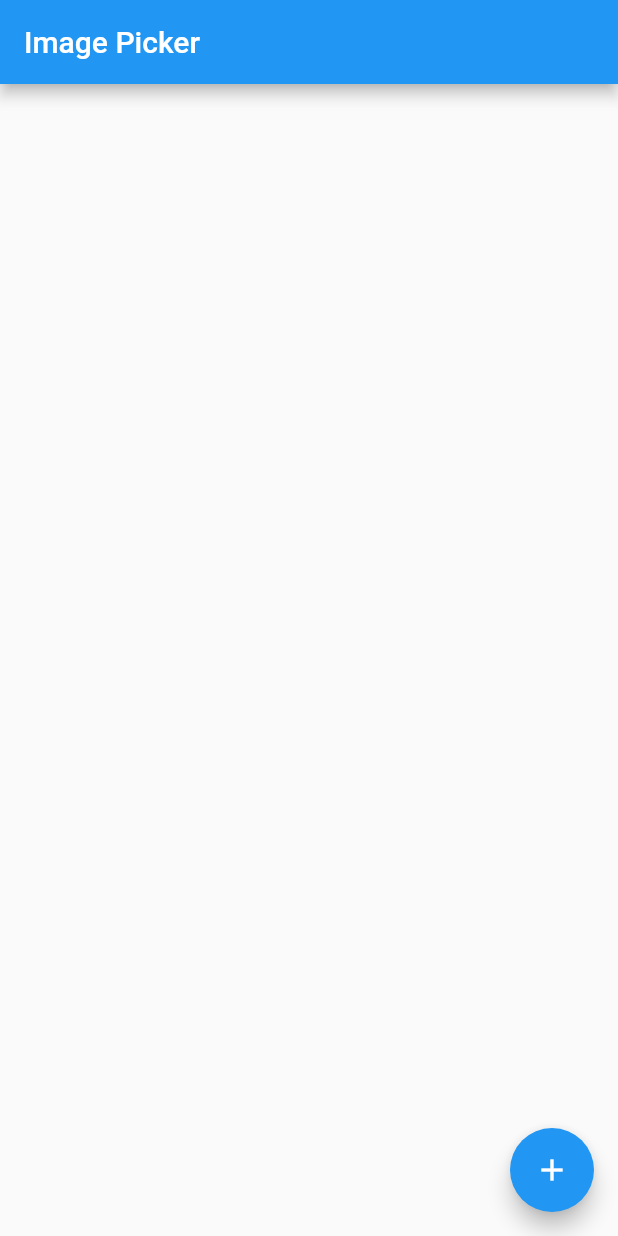
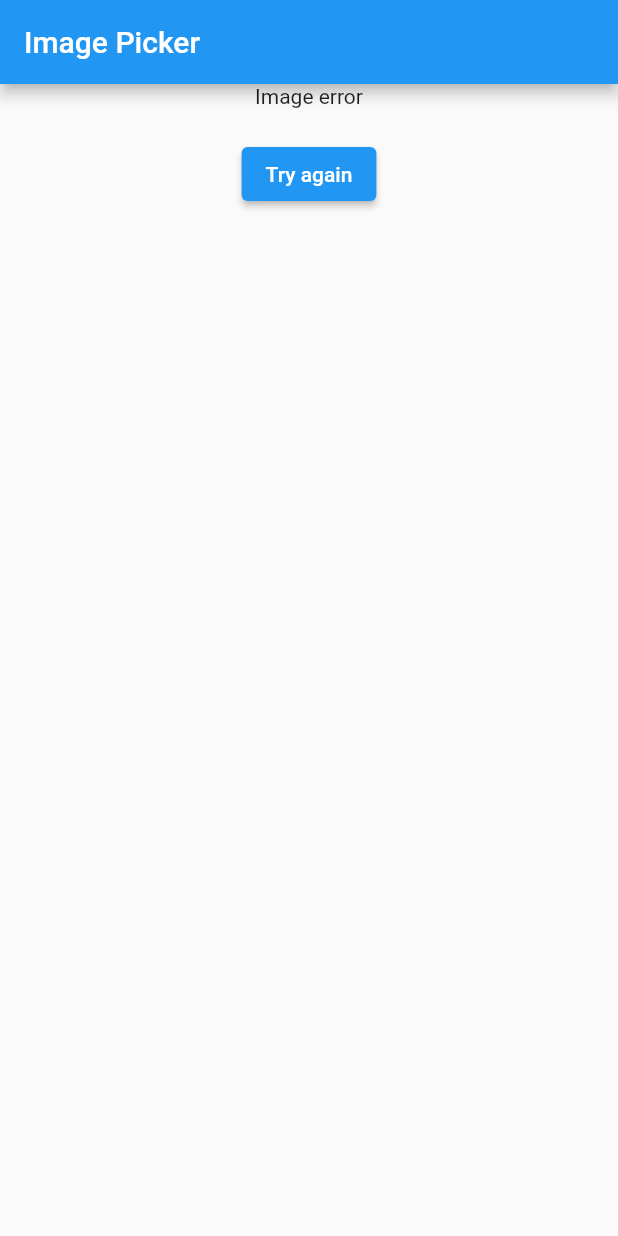
Before and after one commit to medhaviSharma11apr/cubitimagepicker, a Flutter app: the screen it shows after launch, after a tap on "Pick Image", on a phone screen of 412 x 824 dp. Run offline on Flutter 3.47's test engine with Material 2 defaults, Android fonts, the light colour scheme and no system bars; our stand-ins replace bloc, flutter_bloc, image_picker.

Commit message:
image picker

```diff
--- a/lib/cubit/image_cubit.dart
+++ b/lib/cubit/image_cubit.dart
@@ -1,3 +1,5 @@
+import 'dart:typed_data';
+
 import 'package:bloc/bloc.dart';
 import 'package:image_picker/image_picker.dart';
 import 'package:meta/meta.dart';
@@ -7,19 +9,61 @@ part 'image_state.dart';
 class ImageCubit extends Cubit<ImageState> {
   ImageCubit() : super(ImageInitialState());
 
-  final ImagePicker _imagepicker = ImagePicker();
+  final ImagePicker _imagePicker = ImagePicker();
 
   Future<void> pickImage() async {
     try {
-      final pickedImage = await _imagepicker.pickImage(source: ImageSource.gallery,);
+      final pickedImage =
+          await _imagePicker.pickImage(source: ImageSource.gallery);
+
       if (pickedImage != null) {
-        emit(ImageLoadedState(pickedImage.path));
+        final bytes = await pickedImage.readAsBytes(); // works on all platforms
+        emit(ImageLoadedState(imageBytes: bytes));
       } else {
         emit(ImageErrorState('No image selected'));
       }
-
     } catch (e) {
-      emit(ImageErrorState(e.toString()));
+      emit(ImageErrorState('Error picking image: $e'));
     }
   }
+
+  void reset() {
+    emit(ImageInitialState());
+  }
 }
+
+
+
+
+// import 'dart:typed_data';
+
+// import 'package:bloc/bloc.dart';
+// import 'package:image_picker/image_picker.dart';
+// import 'package:meta/meta.dart';
+
+// part 'image_state.dart';
+
+// class ImageCubit extends Cubit<ImageState> {
+//   ImageCubit() : super(ImageInitialState());
+
+//   final ImagePicker _imagepicker = ImagePicker();
+
+//   Future<void> pickImage() async {
+//     try {
+//       final pickedImage = await _imagepicker.pickImage(
+//         source: ImageSource.gallery,
+//       );
+//       if (pickedImage != null) {
+//         emit(ImageLoadedState(pickedImage));
+//       } else {
+//         emit(ImageErrorState('No image selected'));
+//       }
+//     } catch (e) {
+//       emit(ImageErrorState(e.toString()));
+//     }
+//   }
+
+//   void reset() {
+//     emit(ImageInitialState());
+//   }
+// }
--- a/lib/cubit/image_state.dart
+++ b/lib/cubit/image_state.dart
@@ -1,19 +1,41 @@
+
 part of 'image_cubit.dart';
 
 @immutable
-class ImageState {}
+abstract class ImageState {}
 
- class ImageInitialState extends ImageState {}
+class ImageInitialState extends ImageState {}
 
 class ImageLoadedState extends ImageState {
-  final String imagePath;
+  final Uint8List imageBytes;
 
-  ImageLoadedState(this.imagePath);
-
+  ImageLoadedState({required this.imageBytes});
 }
 
 class ImageErrorState extends ImageState {
-  final String errorMessage;
+  final String message;
 
-  ImageErrorState(this.errorMessage);
+  ImageErrorState(this.message);
 }
+
+
+// part of 'image_cubit.dart';
+
+// @immutable
+// class ImageState {}
+
+//  class ImageInitialState extends ImageState {}
+
+// class ImageLoadedState extends ImageState {
+//   // final String imagePath;
+//   final Uint8List imagePath;
+
+//   ImageLoadedState(this.imagePath);
+
+// }
+
+// class ImageErrorState extends ImageState {
+//   final String errorMessage;
+
+//   ImageErrorState(this.errorMessage);
+// }
--- a/lib/main.dart
+++ b/lib/main.dart
@@ -1,5 +1,3 @@
-import 'dart:io';
-
 import 'package:cubitimagepicker/cubit/image_cubit.dart';
 import 'package:flutter/material.dart';
 import 'package:flutter_bloc/flutter_bloc.dart';
@@ -54,29 +52,44 @@ class _MyHomePageState extends State<MyHomePage> {
           return Center(
               child: Column(
             children: [
-              Image.file(
-                File(state.imagePath),
+              Image.memory(
+                state.imageBytes,
                 height: 200,
               ),
+              // Image.file(
+              //   File(state.imagePath),
+              //   height: 200,
+              // ),
               const SizedBox(
                 height: 20,
               ),
               ElevatedButton(
                   onPressed: (() {
+                    context.read<ImageCubit>().reset();
                     BlocProvider.of<ImageCubit>(context).pickImage();
                   }),
                   child: const Text('Pick Another Image'))
             ],
           ));
         } else if (state is ImageErrorState) {}
-        return Container();
+        return Center(
+            child: Column(
+          children: [
+            const Text("Image error"),
+            const SizedBox(
+              height: 20,
+            ),
+            ElevatedButton(
+                onPressed: (() {
+                  context.read<ImageCubit>().reset();
+                  BlocProvider.of<ImageCubit>(context).pickImage();
+                }),
+                child: const Text('Try again'))
+          ],
+        ));
       })),
 
-      floatingActionButton: FloatingActionButton(
-        onPressed: (() {}),
-        tooltip: 'Increment',
-        child: const Icon(Icons.add),
-      ), // This trailing comma makes auto-formatting nicer for build methods.
+      // This trailing comma makes auto-formatting nicer for build methods.
     );
   }
 }
```
